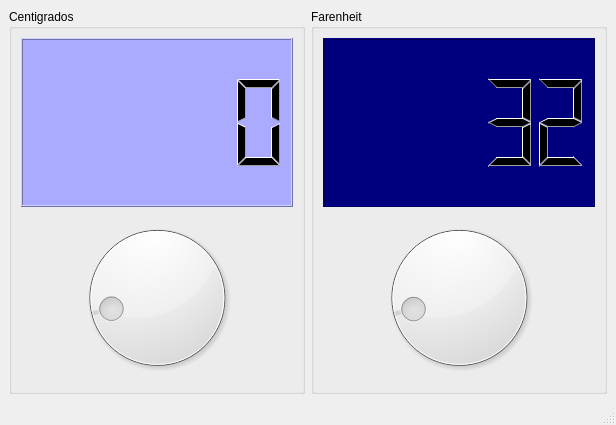
The window that mainwindow.ui (zelejimenez26/Conversor_de_temperatura) describes before a commit, drawn with Qt 5.
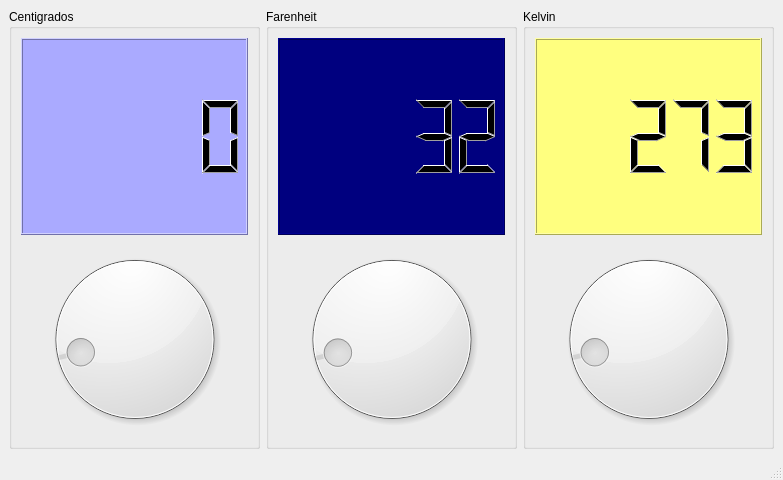
The same window after the commit. Icons and pictures are not drawn.

```diff
--- a/mainwindow.ui
+++ b/mainwindow.ui
@@ -6,8 +6,8 @@
    <rect>
     <x>0</x>
     <y>0</y>
-    <width>616</width>
-    <height>425</height>
+    <width>783</width>
+    <height>480</height>
    </rect>
   </property>
   <property name="windowTitle">
@@ -74,6 +74,39 @@
       </layout>
      </widget>
     </item>
+    <item>
+     <widget class="QGroupBox" name="groupBox_3">
+      <property name="title">
+       <string>Kelvin</string>
+      </property>
+      <layout class="QVBoxLayout" name="verticalLayout_3">
+       <item>
+        <widget class="QLCDNumber" name="outKel">
+         <property name="styleSheet">
+          <string notr="true">background-color: rgb(170, 255, 127);
+background-color: rgb(255, 255, 127);</string>
+         </property>
+         <property name="value" stdset="0">
+          <double>273.000000000000000</double>
+         </property>
+        </widget>
+       </item>
+       <item>
+        <widget class="QDial" name="inKel">
+         <property name="minimum">
+          <number>255</number>
+         </property>
+         <property name="maximum">
+          <number>372</number>
+         </property>
+         <property name="value">
+          <number>273</number>
+         </property>
+        </widget>
+       </item>
+      </layout>
+     </widget>
+    </item>
    </layout>
   </widget>
   <widget class="QMenuBar" name="menubar">
```
Left out of the diff: 18 changed lines with no effect on the pictures.
